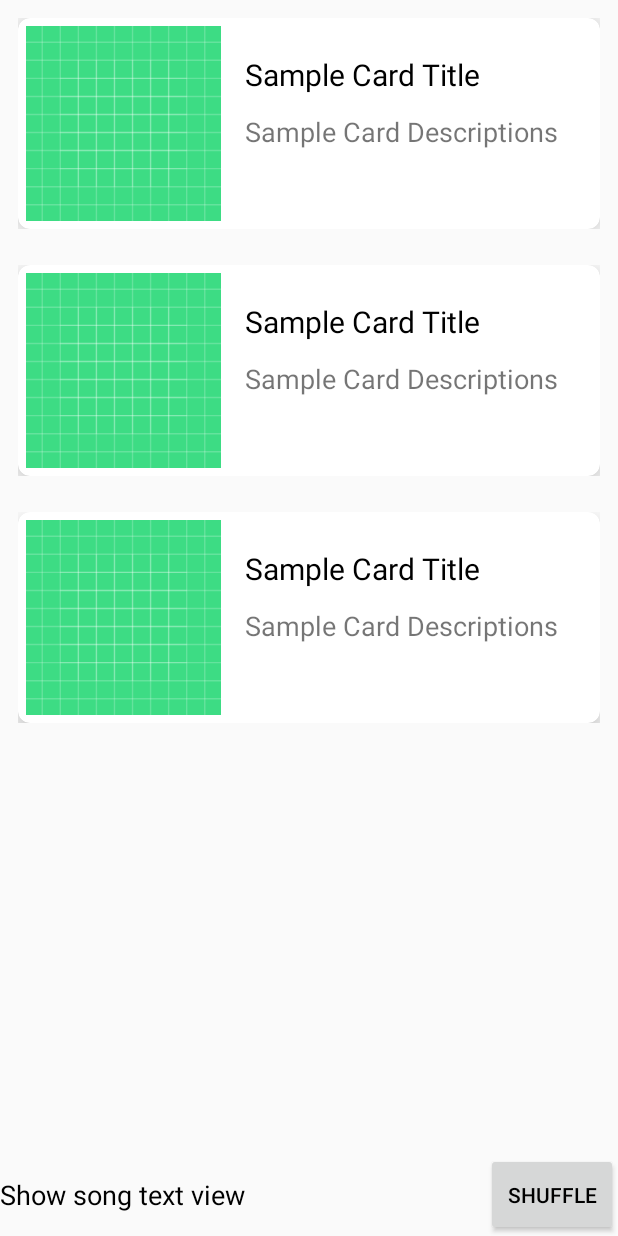
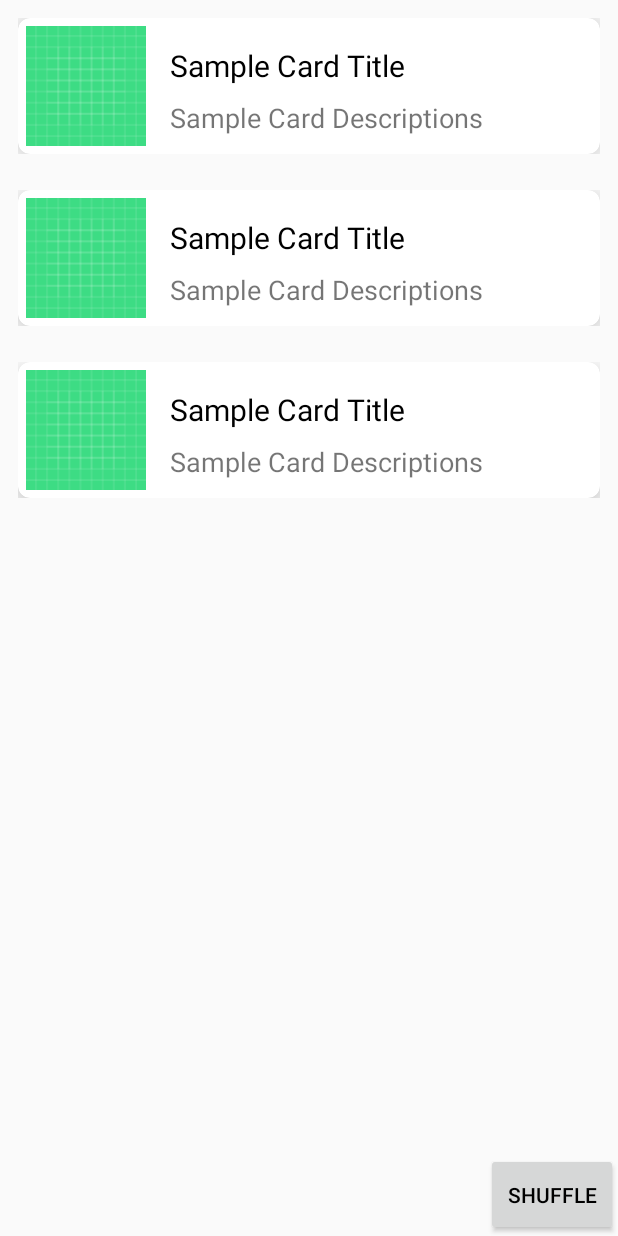
Before and after one commit to LiamAlbright/Dotify, an Android app: the layout songlistview.xml on its own in the app's theme, with its tools: preview values and no code run, on a phone screen of 412 x 824 dp. Run offline under Robolectric (Android 15) with nearby library versions, the phone set to English and light mode, and no system bars.

```diff
--- a/app/src/main/res/layout/item_song.xml
+++ b/app/src/main/res/layout/item_song.xml
@@ -29,8 +29,8 @@
 
         <ImageView
             android:id="@+id/iv_Cover"
-            android:layout_width="130dp"
-            android:layout_height="130dp"
+            android:layout_width="80dp"
+            android:layout_height="80dp"
             android:src="@drawable/ic_launcher_background"
             app:layout_constraintBottom_toBottomOf="parent"
             app:layout_constraintStart_toStartOf="parent"
--- a/app/src/main/res/layout/songlistview.xml
+++ b/app/src/main/res/layout/songlistview.xml
@@ -42,7 +42,6 @@
         android:paddingTop="15dp"
 
         android:paddingBottom="15dp"
-        android:text="Show song text view"
         android:textColor="#000000"
 
         android:textSize="18sp"
```
Also changed, not shown: 9 other files.
